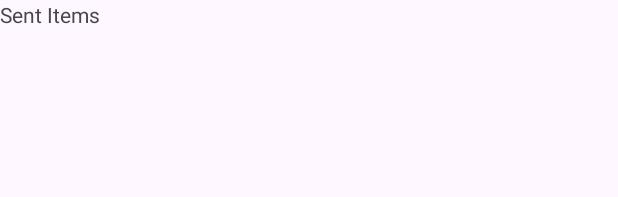
After one commit to oscar066/AndroidQuizApp, an Android app: the layout fragment_sent_items.xml on its own in the app's theme, with its tools: preview values and no code run, on a phone screen of 412 x 824 dp. The commit adds this screen. Shown: the top 197 px of the screen. Run offline under Robolectric (Android 15) with nearby library versions, the phone set to English and light mode, and no system bars.

```diff
--- /dev/null
+++ b/app/src/main/res/layout/fragment_sent_items.xml
@@ -0,0 +1,14 @@
+<?xml version="1.0" encoding="utf-8"?>
+<FrameLayout
+    xmlns:android="http://schemas.android.com/apk/res/android"
+    xmlns:tools="http://schemas.android.com/tools"
+    android:layout_width="match_parent"
+    android:layout_height="wrap_content"
+    tools:context=".SentItemsFragment">
+
+    <TextView
+        android:layout_width="match_parent"
+        android:layout_height="match_parent"
+        android:text="@string/sent_items"/>
+
+</FrameLayout>
--- a/app/src/main/res/navigation/nav_graph.xml
+++ b/app/src/main/res/navigation/nav_graph.xml
@@ -18,4 +18,10 @@
         android:label="Help"
         tools:layout="@layout/fragment_help"/>
 
+    <fragment
+        android:id="@+id/sentItemsFragment"
+        android:name="com.example.quizapp.SentItemsFragment"
+        android:label="Sent Items"
+        tools:layout="@layout/fragment_sent_items"/>
+
 </navigation>
--- a/app/src/main/res/values/strings.xml
+++ b/app/src/main/res/values/strings.xml
@@ -2,8 +2,9 @@
     <string name="app_name">QuizApp</string>
     <!-- TODO: Remove or change this placeholder text -->
     <string name="Inbox_text">Hello on the Inbox page</string>
-<!-- TODO: Remove or change this placeholder text -->
+    <!-- TODO: Remove or change this placeholder text -->
     <string name="hello_blank_fragment">Hello blank fragment</string>
     <string name="help_page">Help Page</string>
     <string name="help">Help</string>
+    <string name="sent_items">Sent Items</string>
 </resources>
```
Also changed, not shown: app/src/main/java/com/example/quizapp/MainActivity.kt (+4 -11 lines), app/src/main/java/com/example/quizapp/SentItemsFragment.kt (added, +59 -0 lines), app/src/main/res/layout/activity_main.xml (+7 -3 lines), app/src/main/res/menu/menu_main.xml (added, +20 -0 lines).
